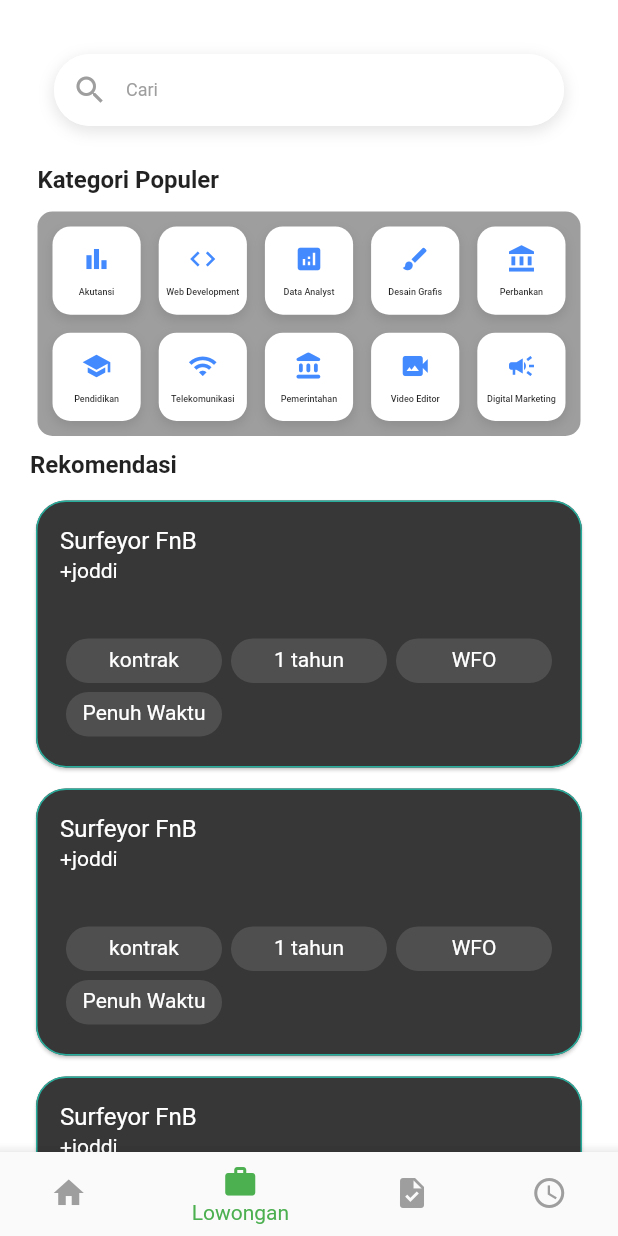
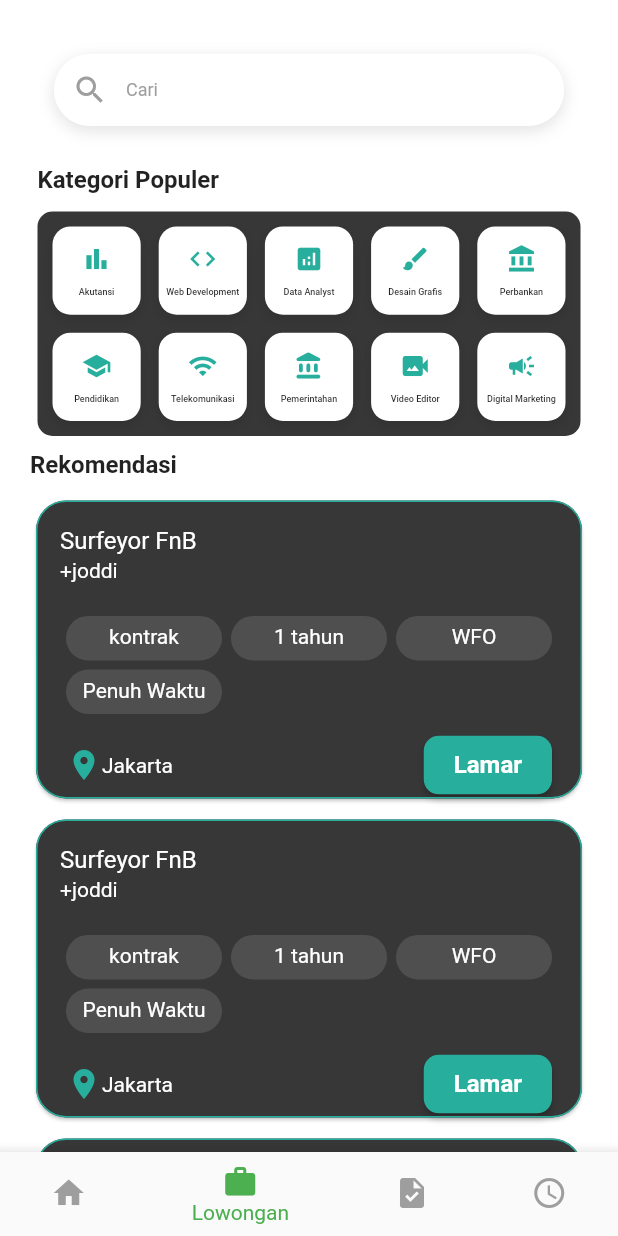
Before and after one commit to SIMPLIX07/KerjaKuy_PPB, a Flutter app: the HomePage screen opened directly, swiped to page 2, on a phone screen of 412 x 824 dp. Run offline on Flutter 3.47's test engine with Material 3 defaults, Android fonts, the phone set to English and light mode, and no system bars.

Commit message:
fix color

```diff
--- a/lib/main.dart
+++ b/lib/main.dart
@@ -1815,13 +1815,12 @@ class _HomePageState extends State<HomePage> with TickerProviderStateMixin {
                         const SizedBox(height: 12),
                         Container(
                           decoration: BoxDecoration(
-                            color: Colors.grey,
+                            color: const Color.fromARGB(255, 55, 55, 55),
                             borderRadius: BorderRadius.circular(10),
                           ),
                           padding: EdgeInsets.all(10),
                           child: GridView.count(
                             shrinkWrap: true,
-
                             physics:
                                 const NeverScrollableScrollPhysics(),
                             crossAxisCount: 5,
@@ -1853,7 +1852,7 @@ class _HomePageState extends State<HomePage> with TickerProviderStateMixin {
                                       Icon(
                                         kategori['icon'],
                                         size: 20,
-                                        color: Colors.blueAccent,
+                                        color: const Color(0xFF28AE9D),
                                       ),
                                       const SizedBox(height: 8),
                                       Text(
@@ -1886,7 +1885,7 @@ class _HomePageState extends State<HomePage> with TickerProviderStateMixin {
                       crossAxisCount: 1,
                       mainAxisSpacing: 6,
                       crossAxisSpacing: 12,
-                      childAspectRatio: 2,
+                      childAspectRatio: 1.8,
                       shrinkWrap: true,
                       physics: NeverScrollableScrollPhysics(),
                       children: pekerjaanList.map((pk) {
@@ -1909,9 +1908,9 @@ class _HomePageState extends State<HomePage> with TickerProviderStateMixin {
                                 ),
                               ),
                               Padding(
-                                padding: EdgeInsets.all(20),
+                                padding: EdgeInsets.only(right: 20, left: 20, top: 5),
                                 child: GridView.count(
-                                  crossAxisCount: 3, // jumlah kolom syarat
+                                  crossAxisCount: 3,
                                   mainAxisSpacing: 6,
                                   crossAxisSpacing: 6,
                                   childAspectRatio: 3.5,
@@ -1935,6 +1934,49 @@ class _HomePageState extends State<HomePage> with TickerProviderStateMixin {
                                       );
                                     },
                                   ).toList(),
+                                ),
+                              ),
+                              Padding(
+                                padding: EdgeInsets.only(right: 20, left: 20, top: 10),
+                                child: Row(
+                                  mainAxisAlignment: MainAxisAlignment.spaceBetween,
+                                  children: [
+                                    Row(
+                                      children: [
+                                        Icon(
+                                          color: const Color(0xFF28AE9D),
+                                          Icons.location_on,
+                                        ),
+                                        Text(pk['lokasi'], style: TextStyle(color: Colors.white),),
+                                      ],
+                                    ),
+
+                                    ElevatedButton(
+                                      onPressed: () {},
+                                      style: ElevatedButton.styleFrom(
+                                        backgroundColor: const Color(
+                                          0xFF28AE9D,
+                                        ),
+                                        shape: RoundedRectangleBorder(
+                                          borderRadius: BorderRadius.circular(
+                                            10,
+                                          ),
+                                        ),
+                                        padding: const EdgeInsets.symmetric(
+                                          horizontal: 20,
+                                          vertical: 10,
+                                        ),
+                                      ),
+                                      child: const Text(
+                                        "Lamar",
+                                        style: TextStyle(
+                                          color: Colors.white,
+                                          fontSize: 16,
+                                          fontWeight: FontWeight.bold,
+                                        ),
+                                      ),
+                                    ),
+                                  ],
                                 ),
                               ),
                             ],
```
